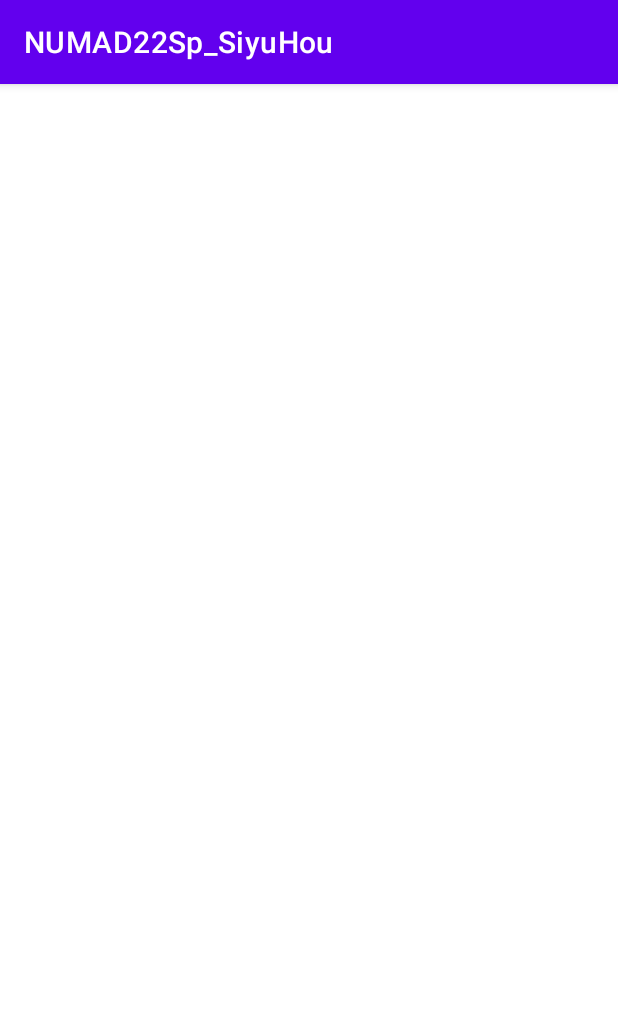
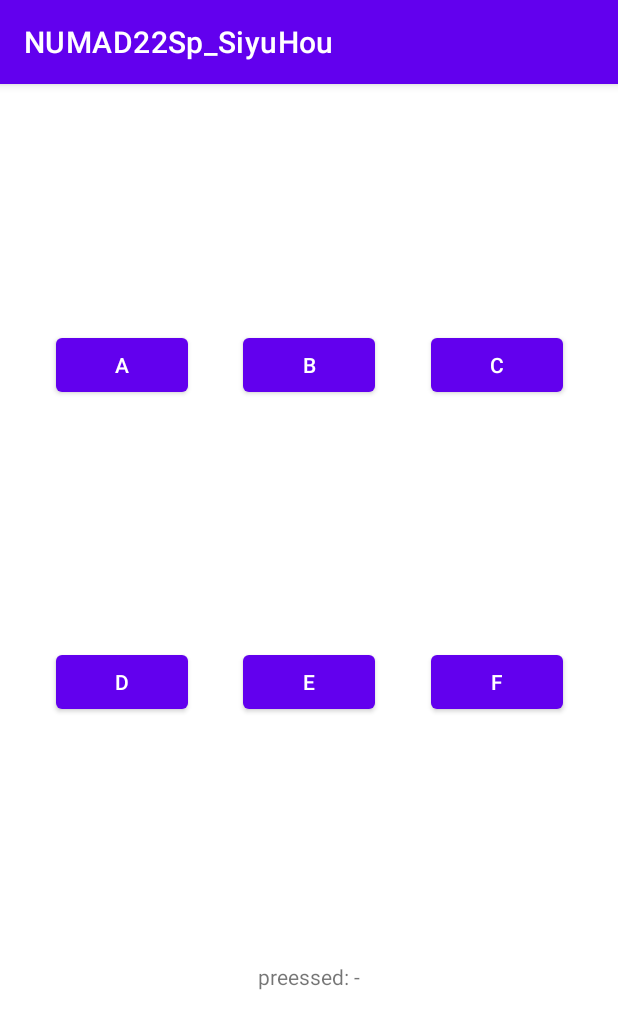
Before and after one commit to siyuh3/NUMAD22Sp_SiyuHou, an Android app: the screen it shows after launch (MainActivity2), after a tap on "CLICKY CLICKY", on a phone screen of 412 x 824 dp. Shown: the top 1029 px of the screen. Run offline under Robolectric (Android 15) with nearby library versions, the phone set to English and light mode, and no system bars.

Commit message:
add details to the six buttons

```diff
--- a/app/src/main/java/com/example/numad22sp_siyuhou/MainActivity.java
+++ b/app/src/main/java/com/example/numad22sp_siyuhou/MainActivity.java
@@ -9,7 +9,6 @@ import android.widget.Button;
 import android.widget.Toast;
 
 public class MainActivity extends AppCompatActivity {
-    private Button button;
     public void toastMsg(String msg) {
         Toast toast = Toast.makeText(this, msg, Toast.LENGTH_LONG);
         toast.show();
@@ -24,7 +23,7 @@ public class MainActivity extends AppCompatActivity {
         super.onCreate(savedInstanceState);
         setContentView(R.layout.activity_main);
 
-        button = (Button) findViewById(R.id.button2);
+        Button button = (Button) findViewById(R.id.button2);
         button.setOnClickListener(new View.OnClickListener() {
             @Override
             public void onClick(View view) {
--- a/app/src/main/res/layout/activity_main2.xml
+++ b/app/src/main/res/layout/activity_main2.xml
@@ -6,4 +6,73 @@
     android:layout_height="match_parent"
     tools:context=".MainActivity2">
 
+    <Button
+        android:id="@+id/buttonA"
+        android:layout_width="wrap_content"
+        android:layout_height="wrap_content"
+        android:text="@string/a"
+        app:layout_constraintBottom_toTopOf="@+id/buttonD"
+        app:layout_constraintEnd_toStartOf="@+id/buttonB"
+        app:layout_constraintStart_toStartOf="parent"
+        app:layout_constraintTop_toTopOf="parent" />
+
+    <Button
+        android:id="@+id/buttonB"
+        android:layout_width="wrap_content"
+        android:layout_height="wrap_content"
+        android:text="@string/b"
+        app:layout_constraintBottom_toTopOf="@+id/buttonE"
+        app:layout_constraintEnd_toStartOf="@+id/buttonC"
+        app:layout_constraintStart_toEndOf="@+id/buttonA"
+        app:layout_constraintTop_toTopOf="parent" />
+
+    <Button
+        android:id="@+id/buttonC"
+        android:layout_width="wrap_content"
+        android:layout_height="wrap_content"
+        android:text="@string/c"
+        app:layout_constraintBottom_toTopOf="@+id/buttonF"
+        app:layout_constraintEnd_toEndOf="parent"
+        app:layout_constraintStart_toEndOf="@+id/buttonB"
+        app:layout_constraintTop_toTopOf="parent" />
+
+    <Button
+        android:id="@+id/buttonD"
+        android:layout_width="wrap_content"
+        android:layout_height="wrap_content"
+        android:text="@string/d"
+        app:layout_constraintBottom_toTopOf="@+id/textView2"
+        app:layout_constraintEnd_toStartOf="@+id/buttonE"
+        app:layout_constraintStart_toStartOf="parent"
+        app:layout_constraintTop_toBottomOf="@id/buttonA" />
+
+    <Button
+        android:id="@+id/buttonE"
+        android:layout_width="wrap_content"
+        android:layout_height="wrap_content"
+        android:text="@string/e"
+        app:layout_constraintBottom_toTopOf="@+id/textView2"
+        app:layout_constraintEnd_toStartOf="@+id/buttonF"
+        app:layout_constraintStart_toEndOf="@id/buttonD"
+        app:layout_constraintTop_toBottomOf="@id/buttonB" />
+
+    <Button
+        android:id="@+id/buttonF"
+        android:layout_width="wrap_content"
+        android:layout_height="wrap_content"
+        android:text="@string/f"
+        app:layout_constraintBottom_toTopOf="@+id/textView2"
+        app:layout_constraintEnd_toEndOf="parent"
+        app:layout_constraintStart_toEndOf="@id/buttonE"
+        app:layout_constraintTop_toBottomOf="@id/buttonC" />
+
+    <TextView
+        android:id="@+id/textView2"
+        android:layout_width="wrap_content"
+        android:layout_height="wrap_content"
+        android:text="@string/pressed"
+        app:layout_constraintBottom_toBottomOf="parent"
+        app:layout_constraintEnd_toEndOf="parent"
+        app:layout_constraintStart_toStartOf="parent"
+        app:layout_constraintTop_toBottomOf="@id/buttonE" />
 </androidx.constraintlayout.widget.ConstraintLayout>
--- a/app/src/main/res/values/strings.xml
+++ b/app/src/main/res/values/strings.xml
@@ -2,4 +2,17 @@
     <string name="app_name">NUMAD22Sp_SiyuHou</string>
     <string name="about_me">about me</string>
     <string name="clicky_clicky">Clicky Clicky</string>
+    <string name="a">A</string>
+    <string name="A">A</string>
+    <string name="D">D</string>
+    <string name="E">E</string>
+    <string name="B">B</string>
+    <string name="C">C</string>
+    <string name="F">F</string>
+    <string name="b">B</string>
+    <string name="c">C</string>
+    <string name="d">D</string>
+    <string name="e">E</string>
+    <string name="f">F</string>
+    <string name="pressed">preessed: -</string>
 </resources>
```
Also changed, not shown: app/src/main/java/com/example/numad22sp_siyuhou/MainActivity2.java (+86 -1 lines).
